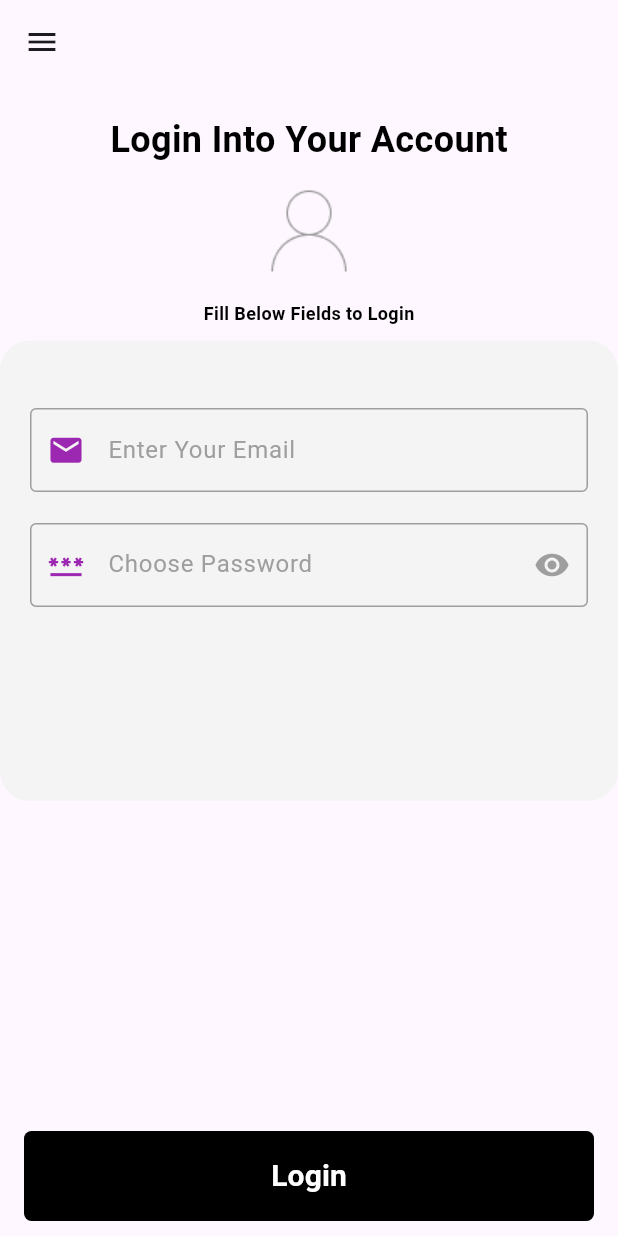
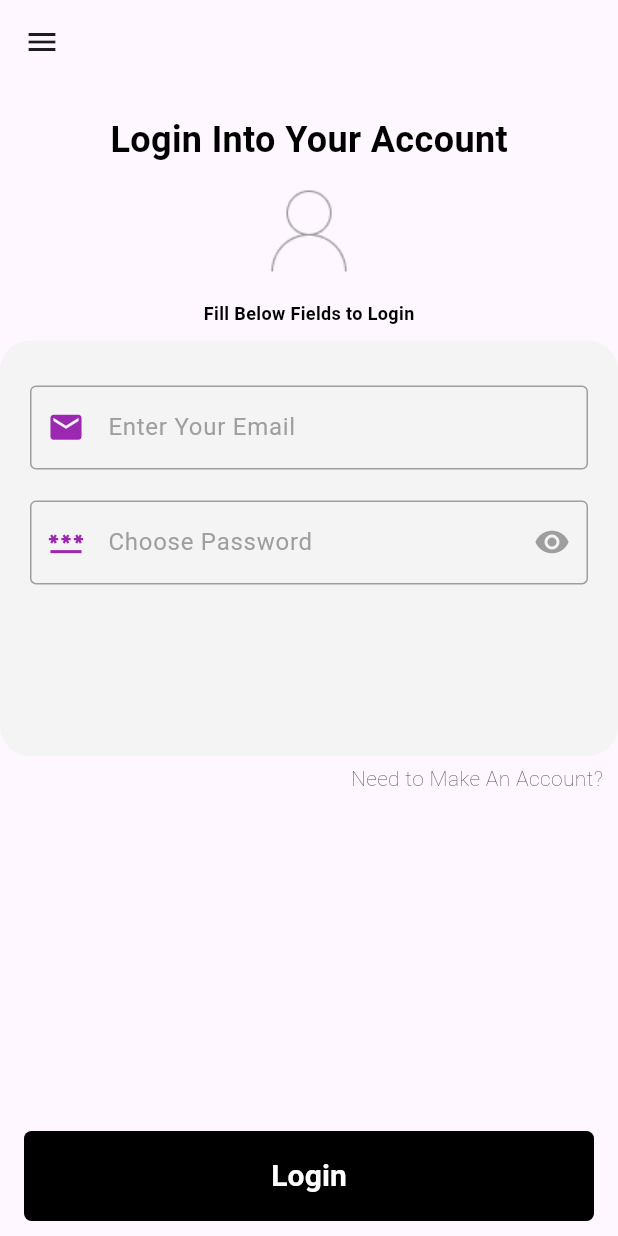
Before and after one commit to devfaizan/sqlite-cache-flutter, a Flutter app: the screen it shows after launch, in the side drawer, after a tap on "Login", on a phone screen of 412 x 824 dp. Run offline on Flutter 3.47's test engine with Material 3 defaults, Android fonts, the phone set to English and light mode, and no system bars; our stand-ins replace image_picker, shared_preferences, sqflite; accounts and stored records are empty.

Commit message:
added navigator for login below form

```diff
--- a/lib/screens/user/login.dart
+++ b/lib/screens/user/login.dart
@@ -1,5 +1,6 @@
 import "package:flutter/material.dart";
 import "package:provider/provider.dart";
+import "package:sqlsqlsql/screens/user/userform.dart";
 import "package:sqlsqlsql/widgets/drawer/drawer.dart";
 
 import "../../dbhelper.dart";
@@ -22,6 +23,7 @@ class _LoginScreenState extends State<LoginScreen> {
   TextEditingController passwordController = TextEditingController();
   final _key = GlobalKey<FormState>();
   final DatabaseHelper _databaseHelper = DatabaseHelper.instance;
+
   @override
   Widget build(BuildContext context) {
     final heightContext = MediaQuery.of(context).size.height;
@@ -45,7 +47,6 @@ class _LoginScreenState extends State<LoginScreen> {
             topImagePath: 'assets/users.png',
             bottomText: 'Fill Below Fields to Login',
           ),
-
           Expanded(
             child: DecoratedBox(
               decoration: BoxDecoration(
@@ -57,7 +58,7 @@ class _LoginScreenState extends State<LoginScreen> {
               child: ListView(
                 padding: EdgeInsets.symmetric(
                   horizontal: 20,
-                  vertical: heightContext < 830 ? 45 : 20,
+                  vertical: heightContext < 830 ? 30 : 20,
                 ),
                 children: <Widget>[
                   Form(
@@ -93,6 +94,31 @@ class _LoginScreenState extends State<LoginScreen> {
                 ],
               ),
             ),
+          ),
+          Row(
+            mainAxisAlignment: MainAxisAlignment.end,
+            children: [
+              GestureDetector(
+                onTap: () {
+                  Navigator.push(
+                      context,
+                      MaterialPageRoute(
+                          builder: (context) => UserFormScreen()));
+                },
+                child: Padding(
+                  padding: const EdgeInsets.symmetric(
+                    vertical: 5,
+                    horizontal: 10,
+                  ),
+                  child: Text(
+                    "Need to Make An Account?",
+                    style: TextStyle(
+                      fontWeight: FontWeight.w200,
+                    ),
+                  ),
+                ),
+              ),
+            ],
           ),
           SizedBox(
             height: heightContext < 830 ? 220 : 200,
```
